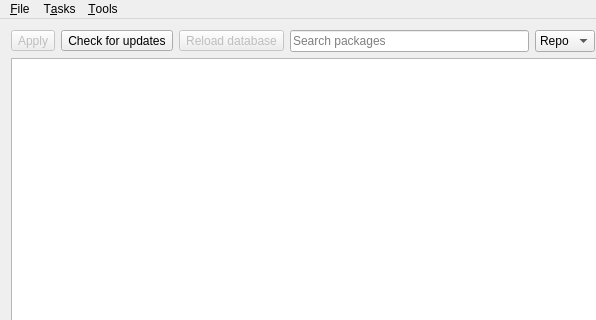
Above: src/mainwindow.ui from Shatur/orson before the change; both pictures show x 0 to 596 and y 0 to 320 of the 740 by 745 pixel window. Below: the same form after it.
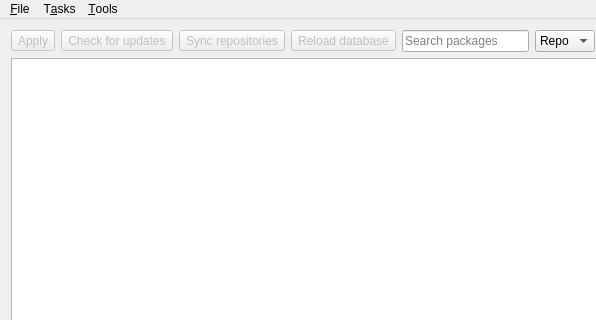
That is the form after the change. Icons and pictures are not drawn. Custom widgets are drawn as their Qt base class.

What changed in the file:
```diff
--- a/src/mainwindow.ui
+++ b/src/mainwindow.ui
@@ -40,6 +40,9 @@
       </item>
       <item>
        <widget class="QToolButton" name="syncButton">
+        <property name="enabled">
+         <bool>false</bool>
+        </property>
         <property name="toolTip">
          <string>Check for updates</string>
         </property>
@@ -49,6 +52,25 @@
         <property name="icon">
          <iconset theme="mail-send-receive">
           <normaloff>.</normaloff>.</iconset>
+        </property>
+        <property name="checkable">
+         <bool>true</bool>
+        </property>
+       </widget>
+      </item>
+      <item>
+       <widget class="QToolButton" name="upgradeButton">
+        <property name="enabled">
+         <bool>false</bool>
+        </property>
+        <property name="text">
+         <string>Sync repositories</string>
+        </property>
+        <property name="icon">
+         <iconset theme="go-up"/>
+        </property>
+        <property name="checkable">
+         <bool>true</bool>
         </property>
        </widget>
       </item>
```
